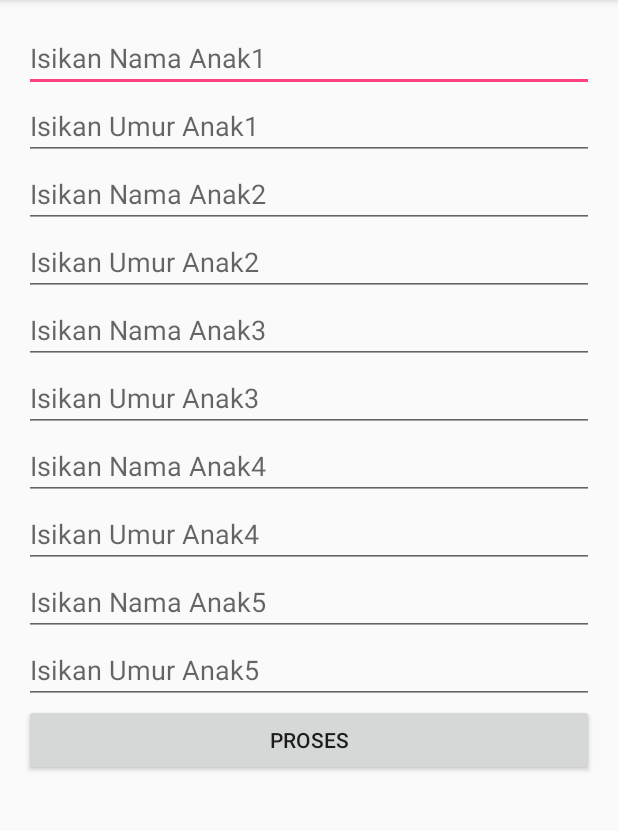
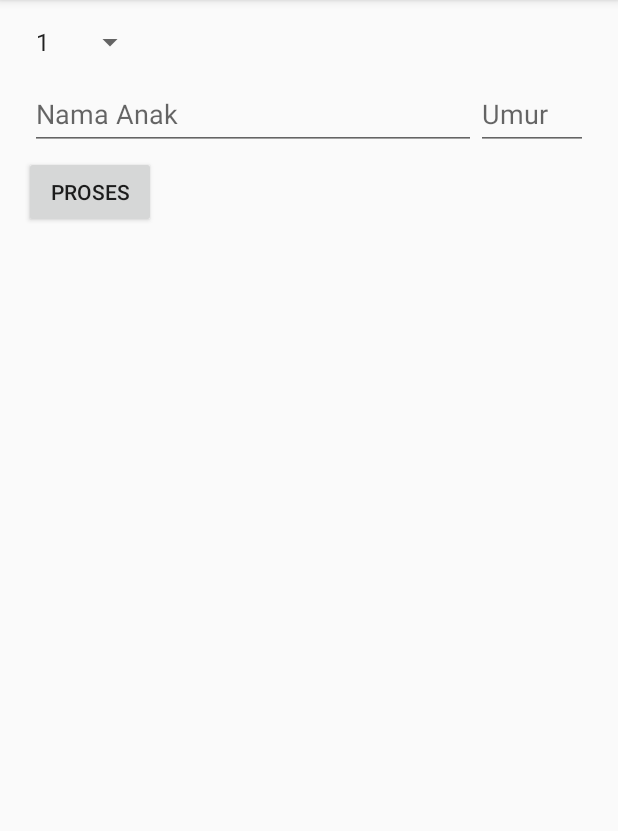
Before and after one commit to erlangga87/AdvancedWidget1, an Android app: the screen it shows after launch (MainActivity), after a tap on "PROSES", on a phone screen of 412 x 824 dp, the part 84-915 px from its top. Run offline under Robolectric (Android 15) with nearby library versions, the phone set to English and light mode, and no system bars.

Commit message:
Widget Programming Final part

```diff
--- a/app/src/main/java/id/sch/smktelkom_mlg/xirpl3_20/advancedwidget1/MainActivity.java
+++ b/app/src/main/java/id/sch/smktelkom_mlg/xirpl3_20/advancedwidget1/MainActivity.java
@@ -2,67 +2,85 @@ package id.sch.smktelkom_mlg.xirpl3_20.advancedwidget1;
 
 import android.os.Bundle;
 import android.support.v7.app.AppCompatActivity;
-import android.text.InputType;
+import android.view.LayoutInflater;
 import android.view.View;
-import android.widget.Button;
+import android.widget.AdapterView;
+import android.widget.ArrayAdapter;
 import android.widget.EditText;
 import android.widget.LinearLayout;
+import android.widget.Spinner;
 import android.widget.TextView;
 
 public class MainActivity extends AppCompatActivity {
+    Spinner spJumlah;
+    LinearLayout llAnak;
+    TextView tvHasil;
 
     @Override
     protected void onCreate(Bundle savedInstanceState) {
         super.onCreate(savedInstanceState);
         setContentView(R.layout.activity_main);
 
-        final LinearLayout llMain = (LinearLayout) findViewById(R.id.linearLayoutMain);
+        spJumlah = (Spinner) findViewById(R.id.spinnerJumlahAnak);
+        Integer[] arJumlah = new Integer[10];
+        for (int i = 0; i < 10; i++) {
+            arJumlah[i] = i + 1;
+        }
+        ArrayAdapter adapter = new ArrayAdapter<>(this,
+                android.R.layout.simple_spinner_item, arJumlah);
+        adapter.setDropDownViewResource(android.R.layout.simple_spinner_dropdown_item);
+        spJumlah.setAdapter(adapter);
 
-        addEditText(llMain);
+        llAnak = (LinearLayout) findViewById(R.id.linearLayoutAnak);
+        tvHasil = (TextView) findViewById(R.id.textViewHasil);
 
-        Button bProses = new Button(this);
-        bProses.setText("Proses");
-        llMain.addView(bProses);
-        final TextView tvHasil = new TextView(this);
-        llMain.addView(tvHasil);
-        bProses.setOnClickListener(new View.OnClickListener() {
+        findViewById(R.id.buttonProses).setOnClickListener(new View.OnClickListener() {
             @Override
             public void onClick(View view) {
+                doProses();
+            }
+        });
 
-                doProses(llMain);
+        spJumlah.setOnItemSelectedListener(new AdapterView.OnItemSelectedListener() {
+            @Override
+            public void onItemSelected(AdapterView<?> adapterView, View view, int i, long l) {
+                addEditText((int) spJumlah.getSelectedItem());
+            }
 
+            @Override
+            public void onNothingSelected(AdapterView<?> adapterView) {
+                //
             }
         });
     }
 
-    private void doProses(LinearLayout llMain) {
+    private void addEditText(int jumlah) {
+        llAnak.removeAllViews();
+        for (int i = 1; i <= jumlah; i++) {
+            View v = LayoutInflater.from(this).inflate(R.layout.layout_anak, llAnak, false);
+            v.setTag("Anak" + i);
+            llAnak.addView(v);
+        }
+    }
+
+    private void doProses() {
+        int jumlah = (int) spJumlah.getSelectedItem();
         String hasil = "";
-        for (int i = 0; i < 5; i++) {
-            EditText etNama = (EditText) llMain.getChildAt(0);
-            EditText etUmur = (EditText) llMain.getChildAt(1);
+        for (int i = 1; i <= jumlah; i++) {
+            LinearLayout llNow = (LinearLayout) llAnak.findViewWithTag("Anak" + i);
 
-            String nama = etNama.getText().toString();
+            EditText etNama = (EditText) llNow.findViewById(R.id.editTextNama);
+            EditText etUmur = (EditText) llNow.findViewById(R.id.editTextUmur);
+
+            String nama = etNama.getText().toString().trim();
             String umur = etUmur.getText().toString();
 
             if (umur.isEmpty())
                 umur = "0";
             if (!nama.isEmpty())
-                hasil += "Anak ke-" + (i + 1) + " umur " + umur + " tahun\n";
+                hasil += "Anak ke-" + i + ": " + nama + " umur " + umur + " tahun\n";
         }
-        TextView tvHasil = (TextView) llMain.getChildAt(11);
+
         tvHasil.setText(hasil);
     }
-
-    private void addEditText(LinearLayout llMain) {
-        for (int i = 1; i <= 5; i++) {
-            final EditText etNama = new EditText(this);
-            llMain.addView(etNama);
-            etNama.setHint("Isikan Nama Anak" + i);
-
-            final EditText etUmur = new EditText(this);
-            llMain.addView(etUmur);
-            etUmur.setHint("Isikan Umur Anak" + i);
-            etUmur.setInputType(InputType.TYPE_CLASS_NUMBER);
-        }
-    }
 }
--- a/app/src/main/res/layout/activity_main.xml
+++ b/app/src/main/res/layout/activity_main.xml
@@ -13,6 +13,28 @@
     android:paddingRight="@dimen/activity_horizontal_margin"
     android:paddingTop="@dimen/activity_vertical_margin"
     tools:context="id.sch.smktelkom_mlg.xirpl3_20.advancedwidget1.MainActivity">
+        <Spinner
+            android:id="@+id/spinnerJumlahAnak"
+            android:layout_width="wrap_content"
+            android:layout_height="wrap_content" />
 
-</LinearLayout>
+        <LinearLayout
+            android:id="@+id/linearLayoutAnak"
+            android:layout_width="match_parent"
+            android:layout_height="wrap_content"
+            android:orientation="vertical"></LinearLayout>
+
+        <Button
+            android:id="@+id/buttonProses"
+            android:layout_width="wrap_content"
+            android:layout_height="wrap_content"
+            android:text="Proses" />
+
+        <TextView
+            android:id="@+id/textViewHasil"
+            android:layout_width="wrap_content"
+            android:layout_height="wrap_content"
+            android:text="Hasil" />
+
+    </LinearLayout>
 </ScrollView>
--- /dev/null
+++ b/app/src/main/res/layout/layout_anak.xml
@@ -0,0 +1,35 @@
+<?xml version="1.0" encoding="utf-8"?>
+<LinearLayout xmlns:android="http://schemas.android.com/apk/res/android"
+    android:layout_width="match_parent"
+    android:layout_height="match_parent"
+    android:padding="4dp"
+    android:weightSum="1">
+
+    <android.support.design.widget.TextInputLayout
+        android:layout_width="0dp"
+        android:layout_height="wrap_content"
+        android:layout_weight="0.8">
+
+        <android.support.design.widget.TextInputEditText
+            android:id="@+id/editTextNama"
+            android:layout_width="match_parent"
+            android:layout_height="match_parent"
+            android:hint="Nama Anak" />
+
+    </android.support.design.widget.TextInputLayout>
+
+    <android.support.design.widget.TextInputLayout
+        android:layout_width="0dp"
+        android:layout_height="wrap_content"
+        android:layout_weight="0.2">
+
+        <android.support.design.widget.TextInputEditText
+            android:id="@+id/editTextUmur"
+            android:layout_width="match_parent"
+            android:layout_height="match_parent"
+            android:hint="Umur"
+            android:maxLength="2" />
+
+    </android.support.design.widget.TextInputLayout>
+
+</LinearLayout>
```
